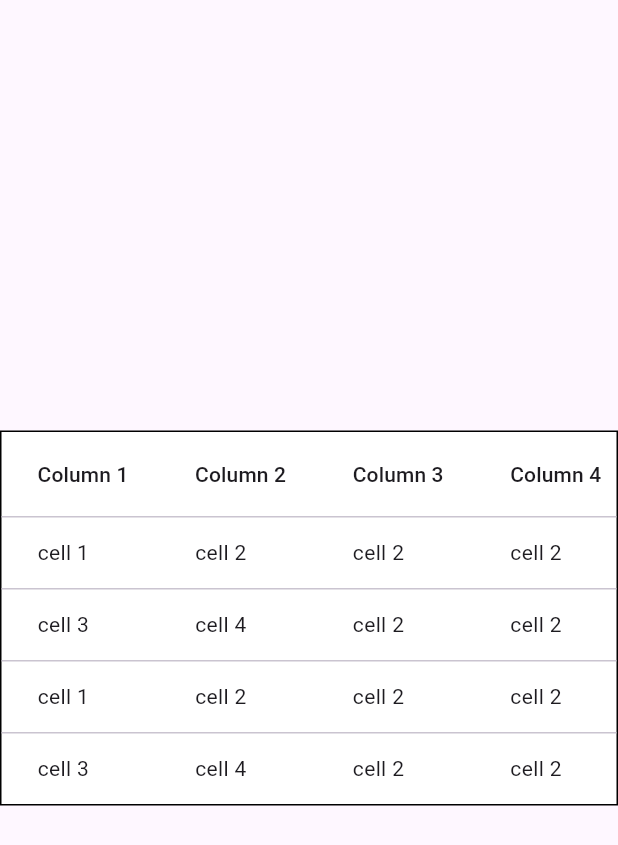
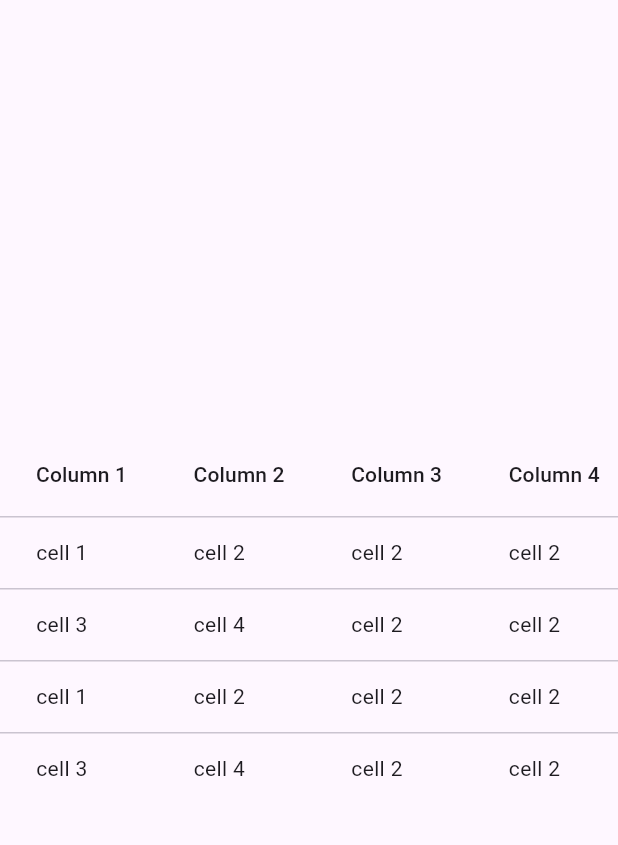
Before and after one commit to Sng43/flutter_datatable, a Flutter app: the screen it shows after launch, on a phone screen of 412 x 824 dp. Shown: the top 845 px of the screen. Run offline on Flutter 3.47's test engine with Material 3 defaults, Android fonts, the phone set to English and light mode, and no system bars; our stand-ins replace data_table_2.

Commit message:
3 attributes mess around

```diff
--- a/datatable/lib/main.dart
+++ b/datatable/lib/main.dart
@@ -29,7 +29,10 @@ class _MyDataTableState extends State<MyDataTable> {
       body: Center(
         child: DataTable(
           checkboxHorizontalMargin: 24.0,
-          decoration: BoxDecoration( color: Colors.white, border: Border.all()),
+          clipBehavior: Clip.antiAlias,
+          // border: TableBorder(borderRadius: BorderRadius.all(Radius.circular(20))),
+          // headingRowColor: MaterialStateProperty.all(Colors.red),
+          // decoration: BoxDecoration( color: Colors.white, border: Border.all()),
           columns: [
             DataColumn(label: Text("Column 1")),
             DataColumn(label: Text("Column 2")),
```
